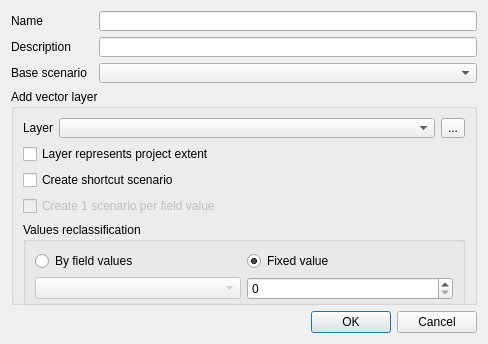
This is ui/scenario_dialog.ui in MathieuChailloux/MitiConnect as Qt 5 draws it before an edit. The edited form follows.
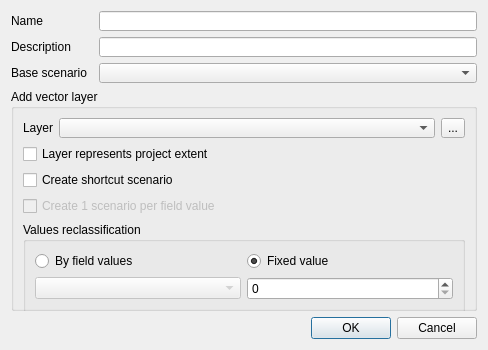
This is the edited form. Custom widgets are drawn as their Qt base class.

Commit message: New project dialog text

```diff
--- a/ui/scenario_dialog.ui
+++ b/ui/scenario_dialog.ui
@@ -7,13 +7,13 @@
     <x>0</x>
     <y>0</y>
     <width>488</width>
-    <height>344</height>
+    <height>350</height>
    </rect>
   </property>
   <property name="minimumSize">
    <size>
     <width>0</width>
-    <height>344</height>
+    <height>350</height>
    </size>
   </property>
   <property name="windowTitle">
```
The commit also changes 1 other file.
